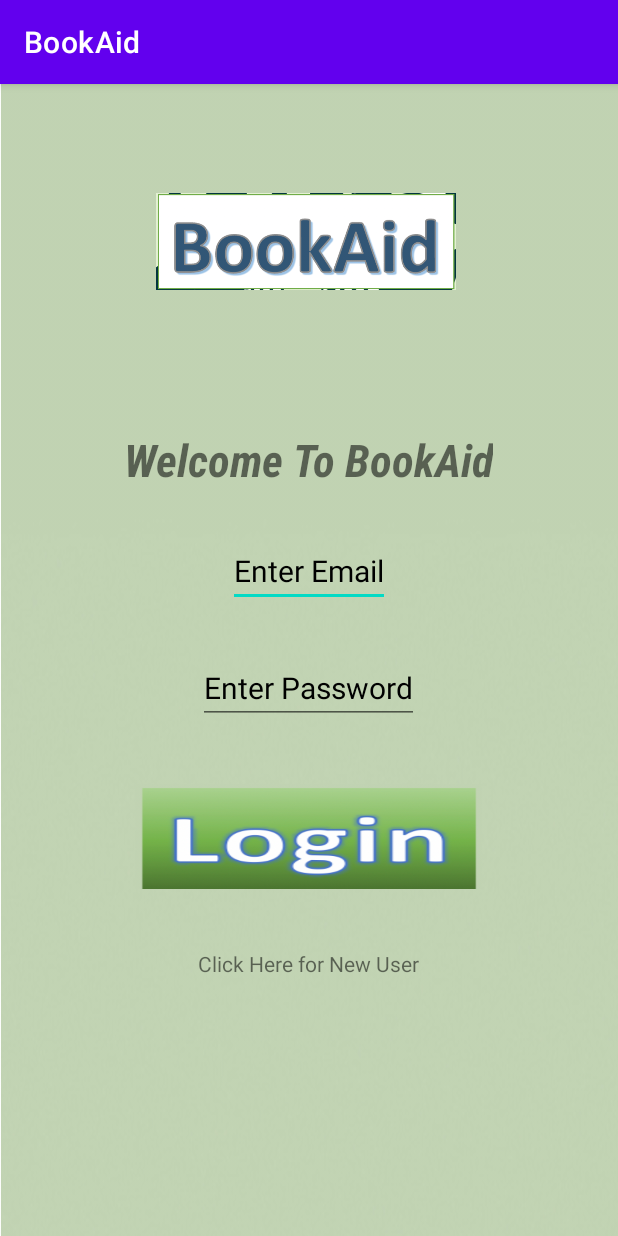
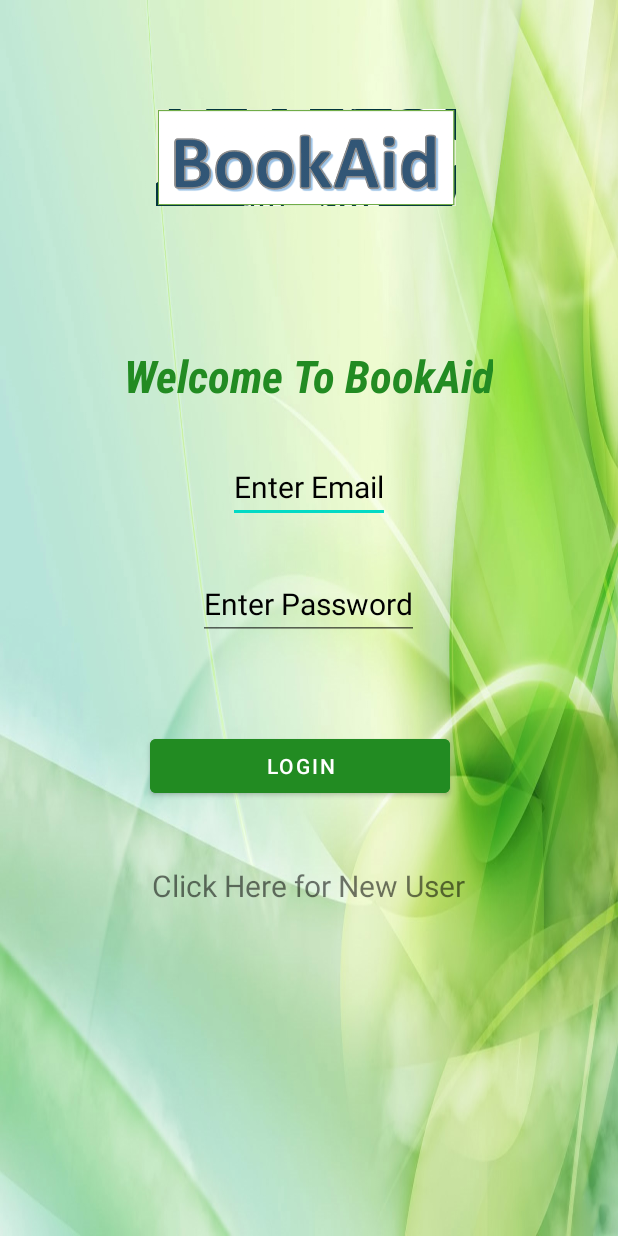
Before and after one commit to smritisingh226/BookAid, an Android app: the screen it shows after launch (Login), on a phone screen of 412 x 824 dp. Run offline under Robolectric (Android 15) with nearby library versions, the phone set to English and light mode, and no system bars.

Commit message:
Registration Activity

```diff
--- a/BookAid/app/src/main/AndroidManifest.xml
+++ b/BookAid/app/src/main/AndroidManifest.xml
@@ -14,6 +14,9 @@
         android:theme="@style/Theme.BookAid"
         tools:targetApi="31">
         <activity
+            android:name=".Register"
+            android:exported="false" />
+        <activity
             android:name=".Login"
             android:exported="false" />
         <activity
--- a/BookAid/app/src/main/java/com/example/bookaid/Login.java
+++ b/BookAid/app/src/main/java/com/example/bookaid/Login.java
@@ -2,17 +2,20 @@ package com.example.bookaid;
 
 import androidx.appcompat.app.AppCompatActivity;
 
+import android.content.Intent;
 import android.content.SharedPreferences;
 import android.os.Bundle;
+import android.view.View;
+import android.widget.Button;
 import android.widget.EditText;
 import android.widget.ImageButton;
 import android.widget.TextView;
+import android.widget.Toast;
 
 public class Login extends AppCompatActivity {
 
-    EditText email;
-    EditText password;
-    ImageButton login;
+    EditText email, password;;
+    Button login;
     TextView register;
 
     SharedPreferences preferences;
@@ -27,6 +30,27 @@ public class Login extends AppCompatActivity {
         login = findViewById(R.id.sign_in);
         register = findViewById(R.id.register);
 
+        login.setOnClickListener(new View.OnClickListener() {
+            @Override
+            public void onClick(View view) {
+                String useremail = email.getText().toString();
+                String userpassword = password.getText().toString();
+                if(useremail.length() == 0 || userpassword.length() == 0){
+                    Toast.makeText(getApplicationContext(), "Please enter details to login", Toast.LENGTH_LONG).show();
+                }
+                else{
+                    Toast.makeText(getApplicationContext(), "Success", Toast.LENGTH_LONG).show();
+                }
 
+            }
+        });
+
+        register.setOnClickListener(new View.OnClickListener() {
+            @Override
+            public void onClick(View view) {
+                Intent intent = new Intent(getApplicationContext(), Register.class);
+                startActivity(intent);
+            }
+        });
     }
 }
--- a/BookAid/app/src/main/res/layout/activity_login.xml
+++ b/BookAid/app/src/main/res/layout/activity_login.xml
@@ -5,7 +5,7 @@
     android:layout_width="match_parent"
     android:layout_height="match_parent"
     tools:context=".Login"
-    android:background="@drawable/appbackground">
+    android:background="@drawable/background">
 
     <ImageView
         android:id="@+id/imageView"
@@ -35,6 +35,7 @@
             android:layout_marginTop="0dp"
             android:text="Welcome To BookAid"
             android:textSize="30dp"
+            android:textColor="@color/forest_green"
             android:fontFamily="sans-serif-condensed"
             android:textStyle="italic|bold"/>
 
@@ -66,16 +67,17 @@
             android:minHeight="48dp" />
     </LinearLayout>
 
-    <ImageButton
+    <Button
         android:id="@+id/sign_in"
-        android:layout_width="231dp"
-        android:layout_height="70dp"
+        android:layout_width="200dp"
+        android:layout_height="wrap_content"
         android:layout_below="@+id/ll"
-        android:layout_centerHorizontal="true"
-        android:layout_marginStart="100dp"
-        android:layout_marginTop="10dp"
-        android:background="@drawable/login"
-        android:gravity="center"/>
+        android:text="Login"
+        android:gravity="center"
+        android:layout_marginTop="30dp"
+        android:backgroundTint="@color/forest_green"
+        android:layout_gravity="center"
+        android:layout_marginStart="100dp"/>
 
     <TextView
         android:id="@+id/register"
@@ -85,6 +87,7 @@
         android:layout_centerHorizontal="true"
         android:layout_marginStart="100dp"
         android:layout_marginTop="120dp"
+        android:textSize="20dp"
         android:text="Click Here for New User"
         android:gravity="center" />
 
--- a/BookAid/app/src/main/res/values/colors.xml
+++ b/BookAid/app/src/main/res/values/colors.xml
@@ -7,4 +7,5 @@
     <color name="teal_700">#FF018786</color>
     <color name="black">#FF000000</color>
     <color name="white">#FFFFFFFF</color>
+    <color name="forest_green">#228B22</color>
 </resources>
--- a/BookAid/app/src/main/res/values/themes.xml
+++ b/BookAid/app/src/main/res/values/themes.xml
@@ -1,6 +1,6 @@
 <resources xmlns:tools="http://schemas.android.com/tools">
     <!-- Base application theme. -->
-    <style name="Theme.BookAid" parent="Theme.MaterialComponents.DayNight.DarkActionBar">
+    <style name="Theme.BookAid" parent="Theme.MaterialComponents.DayNight.NoActionBar">
         <!-- Primary brand color. -->
         <item name="colorPrimary">@color/purple_500</item>
         <item name="colorPrimaryVariant">@color/purple_700</item>
```
Also changed, not shown: BookAid/app/src/main/java/com/example/bookaid/Register.java (added, +16 -0 lines), BookAid/app/src/main/res/layout/activity_register.xml (added, +77 -0 lines), BookAid/app/src/main/res/drawable-v24/background.jpg (added), BookAid/app/src/main/res/drawable-v24/register.png (added).
